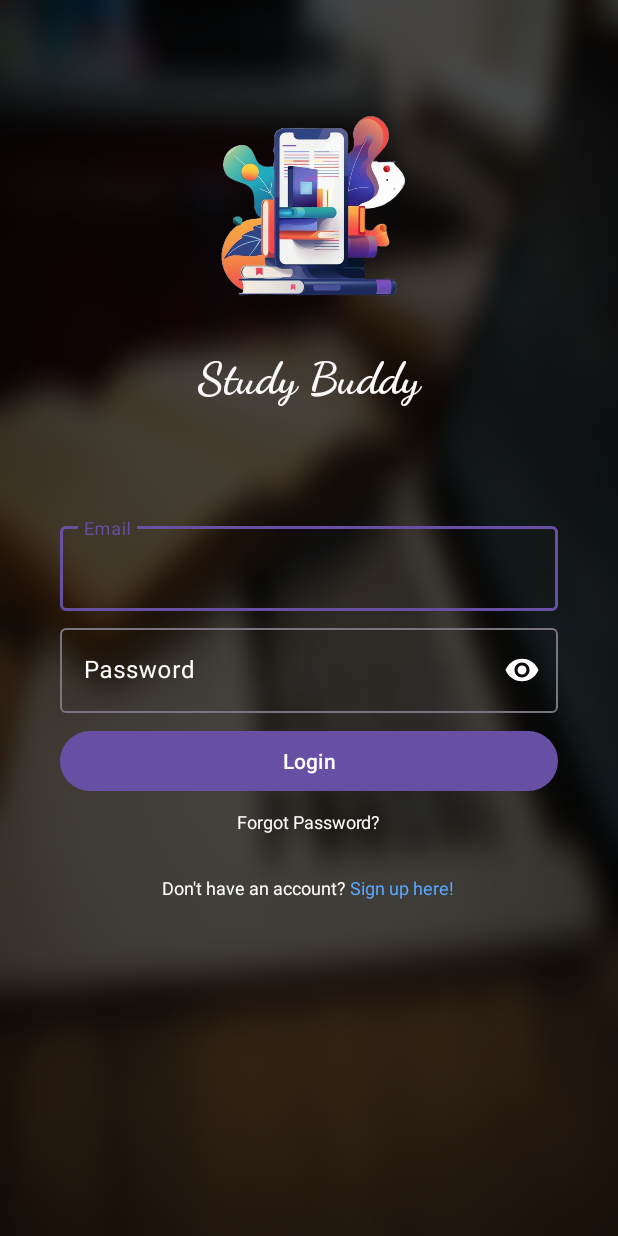
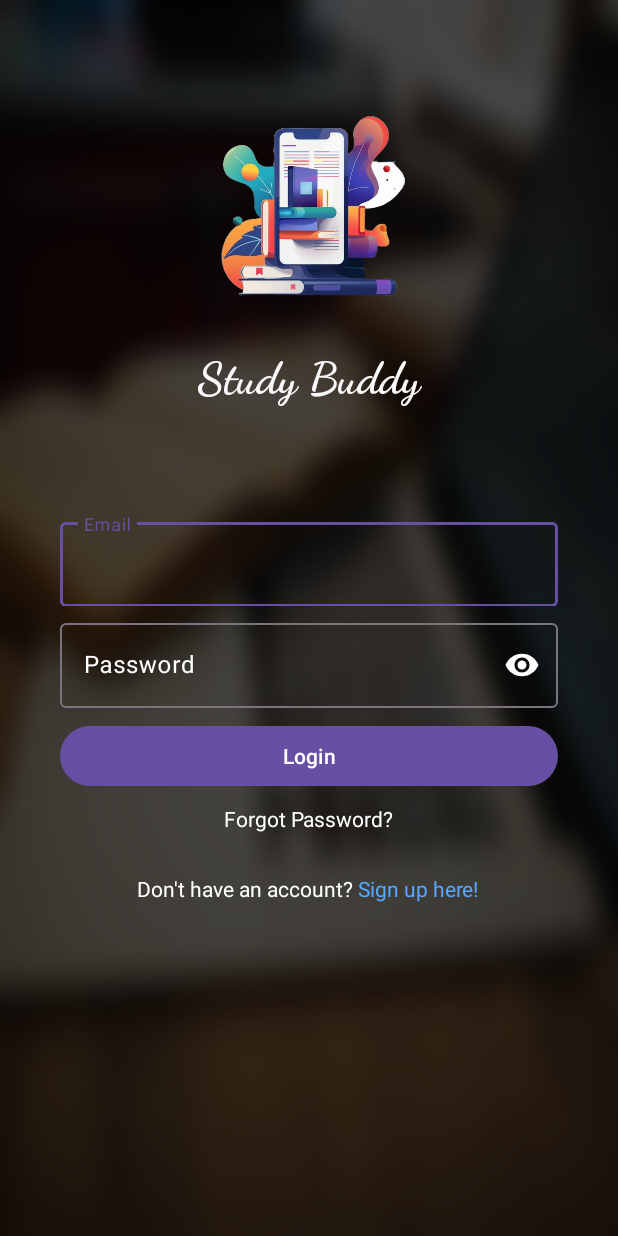
Before and after one commit to Aarzoo-Bansal/Study-Buddy, an Android app: the screen it shows after launch (LoginPage), on a phone screen of 412 x 824 dp. Run offline under Robolectric (Android 15) with nearby library versions, the light colour scheme and no system bars.

Commit message:
Added user model

```diff
--- a/app/src/main/java/com/example/studybuddy_aarzoo/ForgotPassword.java
+++ b/app/src/main/java/com/example/studybuddy_aarzoo/ForgotPassword.java
@@ -42,6 +42,7 @@ public class ForgotPassword extends AppCompatActivity {
         backToLogin.setOnClickListener( v -> {
             Intent intent = new Intent(ForgotPassword.this, LoginPage.class);
             startActivity(intent);
+            finish();
         });
 
         sendEmail.setOnClickListener(v -> {
--- a/app/src/main/java/com/example/studybuddy_aarzoo/LoginPage.java
+++ b/app/src/main/java/com/example/studybuddy_aarzoo/LoginPage.java
@@ -88,6 +88,7 @@ public class LoginPage extends AppCompatActivity {
 
     public void checkCredentials(){
 
+
     }
 
     }
--- a/app/src/main/java/com/example/studybuddy_aarzoo/data/database/FirebaseFirestoreDB.java
+++ b/app/src/main/java/com/example/studybuddy_aarzoo/data/database/FirebaseFirestoreDB.java
@@ -25,6 +25,10 @@ public class FirebaseFirestoreDB {
 
     public FirebaseFirestoreDB(FirestoreCallback callback){
         this.callback = callback;
+    }
+
+    public FirebaseFirestoreDB(){
+
     }
 
     public void addNewUser(Map<String, Object> userDetails){
--- a/app/src/main/java/com/example/studybuddy_aarzoo/data/model/User.java
+++ b/app/src/main/java/com/example/studybuddy_aarzoo/data/model/User.java
@@ -16,6 +16,7 @@ public class User {
         this.userDetails.put("userEmail", userEmail);
         this.userDetails.put("password", userPassword);
         this.userDetails.put("isEmailVerified", false);
+        this.userDetails.put("isPasswordResetRequired", false);
         return this.userDetails;
     }
 
--- a/app/src/main/res/layout/activity_login_screen.xml
+++ b/app/src/main/res/layout/activity_login_screen.xml
@@ -148,7 +148,7 @@
                     android:focusable="true"
                     android:textColor="@color/white"
                     android:text="@string/forgot_password"
-                    android:textSize="12sp"
+                    android:textSize="14sp"
                     app:layout_constraintEnd_toEndOf="parent"
                     app:layout_constraintStart_toStartOf="parent"
                     app:layout_constraintTop_toBottomOf="@+id/loginButton" />
@@ -158,11 +158,11 @@
                     android:layout_width="wrap_content"
                     android:layout_height="wrap_content"
                     android:layout_marginTop="27dp"
-                    android:layout_marginBottom="35dp"
+                    android:layout_marginBottom="33dp"
                     android:clickable="true"
                     android:focusable="true"
                     android:text="@string/sign_up"
-                    android:textSize="12sp"
+                    android:textSize="14sp"
                     app:layout_constraintBottom_toBottomOf="parent"
                     app:layout_constraintEnd_toEndOf="parent"
                     app:layout_constraintHorizontal_bias="0.496"
--- a/app/src/main/res/layout/activity_set_new_password.xml
+++ b/app/src/main/res/layout/activity_set_new_password.xml
@@ -119,7 +119,7 @@
                     android:gravity="center_vertical"
                     android:text="@string/back_to_login"
                     android:textColor="@color/white"
-                    android:textSize="12sp"
+                    android:textSize="14sp"
                     app:drawableLeftCompat="@drawable/baseline_keyboard_backspace_24"
                     app:layout_constraintEnd_toEndOf="parent"
                     app:layout_constraintStart_toStartOf="parent"
--- a/app/src/main/res/layout/activity_sign_up.xml
+++ b/app/src/main/res/layout/activity_sign_up.xml
@@ -192,6 +192,7 @@
                     android:layout_marginTop="32dp"
                     android:text="@string/login_here"
                     android:textColor="@color/white"
+                    android:textSize="14sp"
                     app:layout_constraintEnd_toEndOf="parent"
                     app:layout_constraintHorizontal_bias="0.494"
                     app:layout_constraintStart_toStartOf="parent"
```
